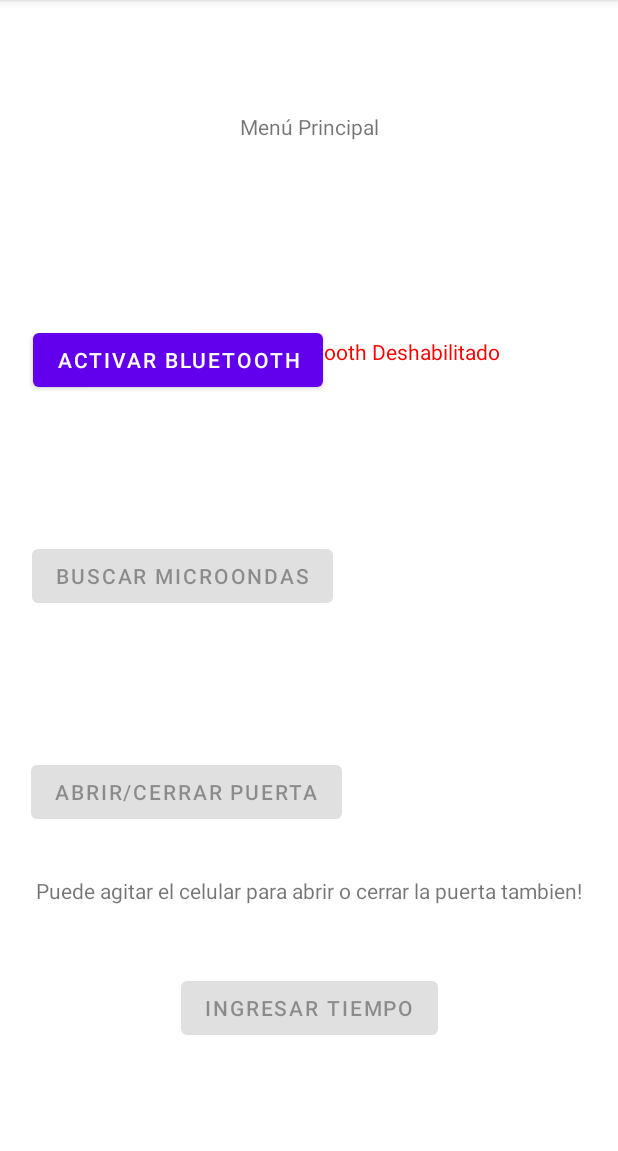
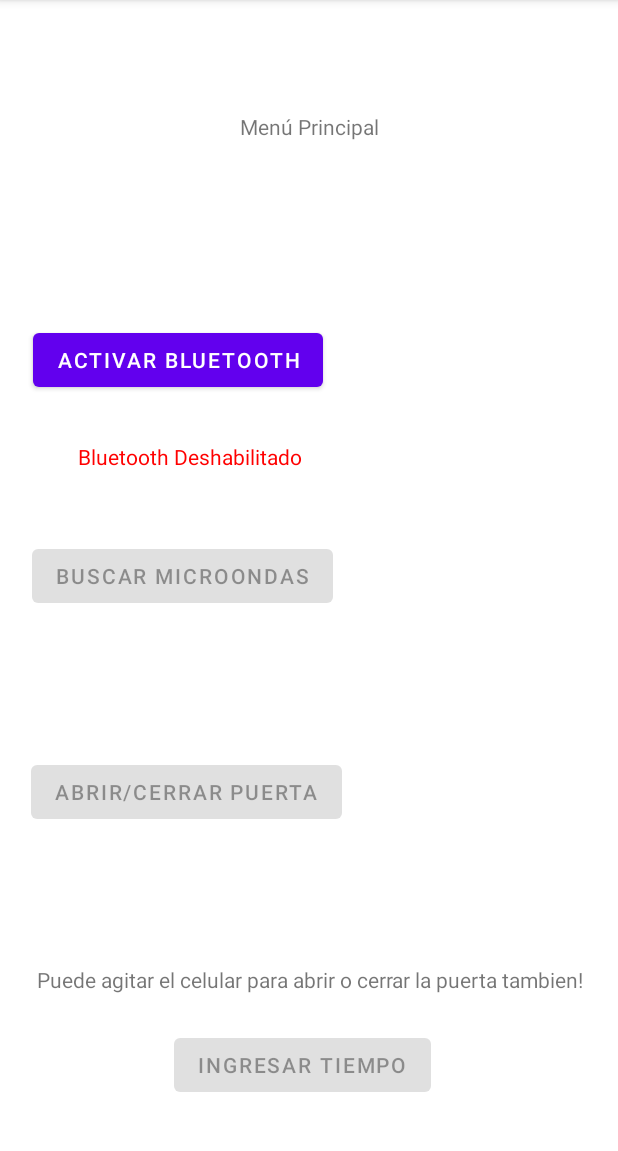
Before and after one commit to Alanramos18/Smart-Cook, an Android app: the MainActivity screen opened directly, with no data from a screen before it, on a phone screen of 412 x 824 dp, the part 84-1235 px from its top. Run offline under Robolectric (Android 15) with nearby library versions, the phone set to English and light mode, and no system bars; 1 statement that could not run was skipped.

Commit message:
Added fixes to MVP

```diff
--- a/Android/SmartCook/app/src/main/java/com/example/smartcook/BlueTooth.java
+++ b/Android/SmartCook/app/src/main/java/com/example/smartcook/BlueTooth.java
@@ -33,7 +33,7 @@ public class BlueTooth {
     @SuppressLint("MissingPermission")
     public void StartConnection(String deviceAddress) throws IOException {
 
-        if(!btSocket.isConnected()) {
+        if(deviceAddress != null && !deviceAddress.isEmpty()) {
             device = mBluetoothAdapter.getRemoteDevice(deviceAddress);
 
             try {
@@ -70,6 +70,9 @@ public class BlueTooth {
         return device;
     }
 
+    public void closeSocket() throws IOException {
+        btSocket.close();
+    }
     @SuppressLint("MissingPermission")
     private BluetoothSocket createBluetoothSocket(BluetoothDevice device) throws IOException {
 
--- a/Android/SmartCook/app/src/main/java/com/example/smartcook/ITimePresenter.java
+++ b/Android/SmartCook/app/src/main/java/com/example/smartcook/ITimePresenter.java
@@ -2,4 +2,9 @@ package com.example.smartcook;
 
 public interface ITimePresenter {
     void startBTConnection(String deviceAddress);
+    void setTimeLeft(long time);
+    long getTimeLeft();
+    void setTimeRunning(boolean flag);
+    void CheckBTConnection();
+    void setFirstTime(boolean flag);
 }
--- a/Android/SmartCook/app/src/main/java/com/example/smartcook/MainActivity.java
+++ b/Android/SmartCook/app/src/main/java/com/example/smartcook/MainActivity.java
@@ -66,6 +66,8 @@ public class MainActivity extends AppCompatActivity {
 
         if(deviceAddress != null && !deviceAddress.isEmpty())
         {
+            deviceConnected = true;
+
             presenter.startBTConnection(deviceAddress);
         }
     }
@@ -84,8 +86,6 @@ public class MainActivity extends AppCompatActivity {
         super.onPause();
 
         presenter.CheckBTAdapter();
-
-        presenter.StopSensors();
 
         presenter.CheckBTConnection();
     }
--- a/Android/SmartCook/app/src/main/java/com/example/smartcook/MainPresenter.java
+++ b/Android/SmartCook/app/src/main/java/com/example/smartcook/MainPresenter.java
@@ -161,7 +161,7 @@ public class MainPresenter implements IMainPresenter, SensorEventListener {
         if(deviceConnected)
         {
             try {
-                blueTooth.getBluetoothSocket().close();
+                blueTooth.closeSocket();
             }
             catch (IOException e2) {
                 e2.printStackTrace();
@@ -310,7 +310,7 @@ public class MainPresenter implements IMainPresenter, SensorEventListener {
             {
                 BluetoothDevice device = (BluetoothDevice) intent.getParcelableExtra(BluetoothDevice.EXTRA_DEVICE);
 
-                if((device.getName() != null || !device.getName().isEmpty()) && !mDeviceList.contains(device))
+                if(device != null && (device.getName() != null && !device.getName().isEmpty()) && !mDeviceList.contains(device))
                 {
                     mDeviceList.add(device);
 
--- a/Android/SmartCook/app/src/main/res/layout/activity_main.xml
+++ b/Android/SmartCook/app/src/main/res/layout/activity_main.xml
@@ -36,9 +36,10 @@
         android:text="Ingresar Tiempo"
         app:layout_constraintBottom_toBottomOf="parent"
         app:layout_constraintEnd_toEndOf="parent"
+        app:layout_constraintHorizontal_bias="0.483"
         app:layout_constraintStart_toStartOf="parent"
         app:layout_constraintTop_toTopOf="parent"
-        app:layout_constraintVertical_bias="0.9"/>
+        app:layout_constraintVertical_bias="0.953" />
 
     <Button
         android:id="@+id/activateBtn"
@@ -70,21 +71,22 @@
         android:layout_height="wrap_content"
         app:layout_constraintBottom_toBottomOf="parent"
         app:layout_constraintEnd_toEndOf="parent"
+        app:layout_constraintHorizontal_bias="0.197"
         app:layout_constraintStart_toStartOf="parent"
         app:layout_constraintTop_toTopOf="parent"
-        app:layout_constraintVertical_bias="0.3"
-        app:layout_constraintHorizontal_bias="0.7" />
+        app:layout_constraintVertical_bias="0.394" />
 
     <TextView
         android:id="@+id/textView5"
         android:layout_width="wrap_content"
         android:layout_height="wrap_content"
+        android:text="Puede agitar el celular para abrir o cerrar la puerta tambien!"
         app:layout_constraintBottom_toBottomOf="parent"
         app:layout_constraintEnd_toEndOf="parent"
+        app:layout_constraintHorizontal_bias="0.512"
         app:layout_constraintStart_toStartOf="parent"
         app:layout_constraintTop_toTopOf="parent"
-        app:layout_constraintVertical_bias="0.78"
-        android:text="Puede agitar el celular para abrir o cerrar la puerta tambien!" />
+        app:layout_constraintVertical_bias="0.859" />
 
     <TextView
         android:id="@+id/doorText"
@@ -92,10 +94,10 @@
         android:layout_height="wrap_content"
         app:layout_constraintBottom_toBottomOf="parent"
         app:layout_constraintEnd_toEndOf="parent"
+        app:layout_constraintHorizontal_bias="0.197"
         app:layout_constraintStart_toStartOf="parent"
         app:layout_constraintTop_toTopOf="parent"
-        app:layout_constraintVertical_bias="0.7"
-        app:layout_constraintHorizontal_bias="0.7" />
+        app:layout_constraintVertical_bias="0.794" />
 
     <TextView
         android:id="@+id/connectedText"
@@ -103,8 +105,8 @@
         android:layout_height="wrap_content"
         app:layout_constraintBottom_toBottomOf="parent"
         app:layout_constraintEnd_toEndOf="parent"
+        app:layout_constraintHorizontal_bias="0.197"
         app:layout_constraintStart_toStartOf="parent"
         app:layout_constraintTop_toTopOf="parent"
-        app:layout_constraintVertical_bias="0.5"
-        app:layout_constraintHorizontal_bias="0.7" />
+        app:layout_constraintVertical_bias="0.592" />
 </androidx.constraintlayout.widget.ConstraintLayout>
```
Also changed, not shown: Android/SmartCook/app/src/main/java/com/example/smartcook/TimeActivity.java (+79 -6 lines), Android/SmartCook/app/src/main/java/com/example/smartcook/TimePresenter.java (+36 -68 lines).
